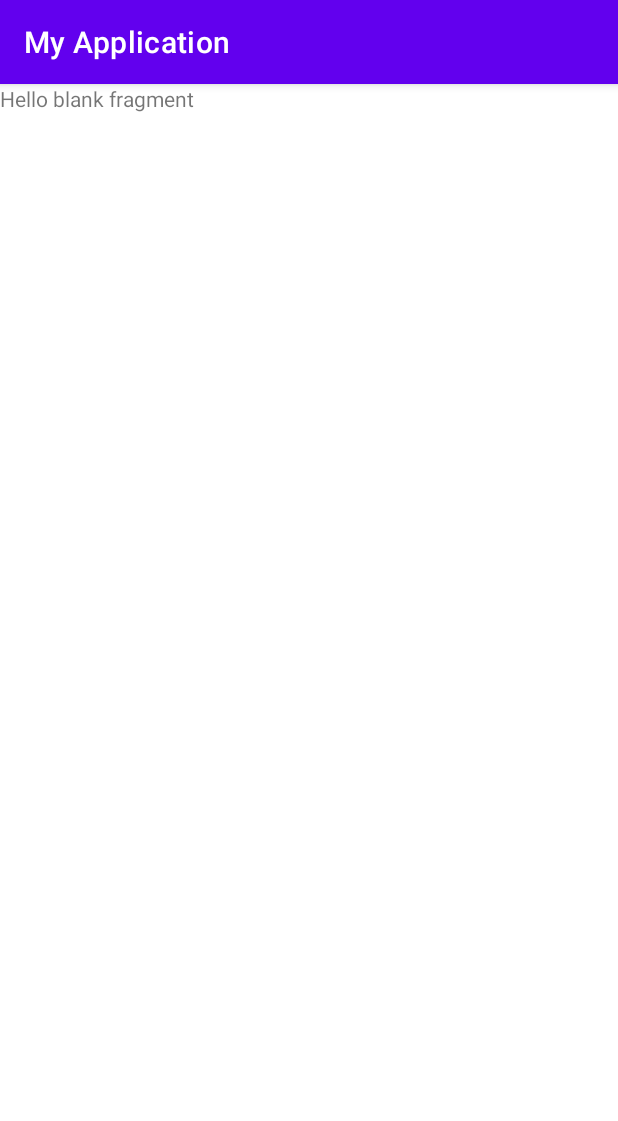
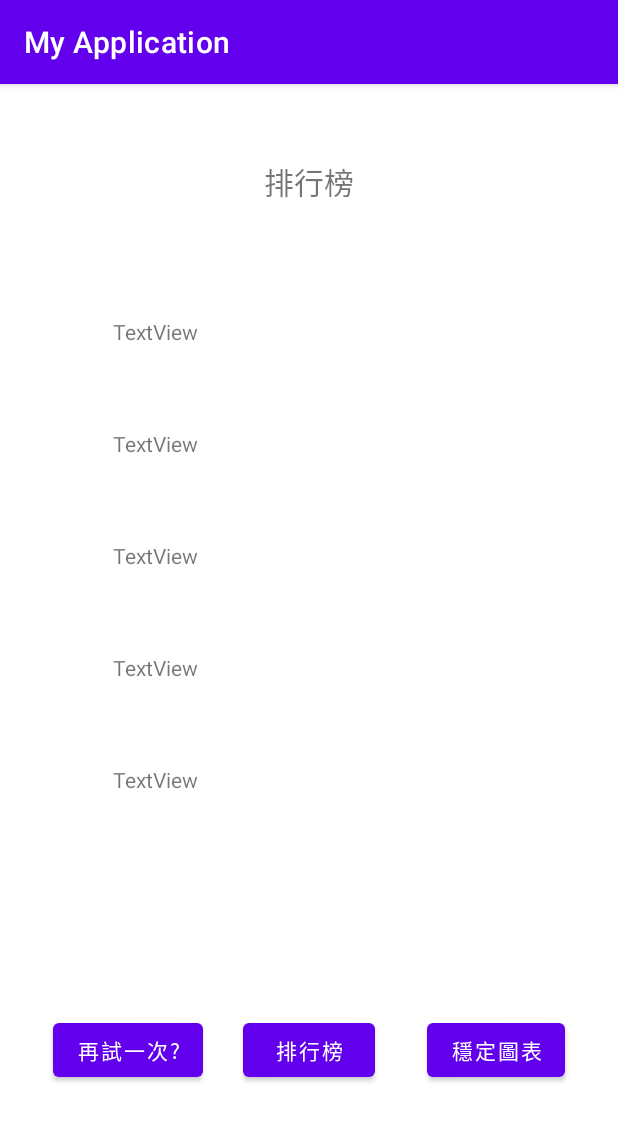
Before and after one commit to roger3691/Android_Final_8, an Android app: the fragment Fragment_rank shown on its own in the app's theme, on a phone screen of 412 x 824 dp. Shown: the top 1121 px of the screen. Run offline under Robolectric (Android 15) with nearby library versions, the phone set to English and light mode, and no system bars.

Commit message:
切換應該

```diff
--- a/app/src/main/java/com/example/myapplication/MainActivity.kt
+++ b/app/src/main/java/com/example/myapplication/MainActivity.kt
@@ -11,6 +11,8 @@ import android.view.ViewGroup
 import android.widget.Button
 import android.widget.TextView
 import androidx.appcompat.app.AppCompatActivity
+import androidx.fragment.app.FragmentManager
+import com.example.myapplication.fragment.Fragment_chart
 
 
 class MainActivity : AppCompatActivity(),SensorEventListener{
@@ -19,9 +21,12 @@ class MainActivity : AppCompatActivity(),SensorEventListener{
     private lateinit var text:TextView
     private lateinit var sensorManager:SensorManager
     private lateinit var mySensor:Sensor
+
     override fun onCreate(savedInstanceState: Bundle?) {
         super.onCreate(savedInstanceState)
         setContentView(R.layout.activity_main)
+
+
 
         btn = findViewById(R.id.btn1)
         btnStart = findViewById(R.id.btn2)
--- a/app/src/main/java/com/example/myapplication/Fragment_rank.kt
+++ b/app/src/main/java/com/example/myapplication/fragment/Fragment_rank.kt
@@ -1,10 +1,12 @@
-package com.example.myapplication
+package com.example.myapplication.fragment
 
 import android.os.Bundle
 import androidx.fragment.app.Fragment
 import android.view.LayoutInflater
 import android.view.View
 import android.view.ViewGroup
+import android.widget.Button
+import com.example.myapplication.R
 
 // TODO: Rename parameter arguments, choose names that match
 // the fragment initialization parameters, e.g. ARG_ITEM_NUMBER
@@ -13,7 +15,7 @@ private const val ARG_PARAM2 = "param2"
 
 /**
  * A simple [Fragment] subclass.
- * Use the [Fragment_rank.newInstance] factory method to
+ * Use the [BlankFragment.newInstance] factory method tob
  * create an instance of this fragment.
  */
 class Fragment_rank : Fragment() {
@@ -37,6 +39,16 @@ class Fragment_rank : Fragment() {
         return inflater.inflate(R.layout.fragment_rank, container, false)
     }
 
+    override fun onViewCreated(view: View, savedInstanceState: Bundle?) {
+        super.onViewCreated(view, savedInstanceState)
+        val switchchart=view.findViewById<Button>(R.id.chart)
+        switchchart.setOnClickListener{
+            parentFragmentManager.popBackStack()
+
+
+
+        }
+    }
     companion object {
         /**
          * Use this factory method to create a new instance of
@@ -44,7 +56,7 @@ class Fragment_rank : Fragment() {
          *
          * @param param1 Parameter 1.
          * @param param2 Parameter 2.
-         * @return A new instance of fragment Fragment_rank.
+         * @return A new instance of fragment BlankFragment.
          */
         // TODO: Rename and change types and number of parameters
         @JvmStatic
--- a/app/src/main/res/layout/fragment_rank.xml
+++ b/app/src/main/res/layout/fragment_rank.xml
@@ -1,14 +1,104 @@
 <?xml version="1.0" encoding="utf-8"?>
-<FrameLayout xmlns:android="http://schemas.android.com/apk/res/android"
+<androidx.constraintlayout.widget.ConstraintLayout xmlns:android="http://schemas.android.com/apk/res/android"
+    xmlns:app="http://schemas.android.com/apk/res-auto"
     xmlns:tools="http://schemas.android.com/tools"
     android:layout_width="match_parent"
     android:layout_height="match_parent"
-    tools:context=".Fragment_rank">
+    tools:context=".fragment.Fragment_rank">
 
-    <!-- TODO: Update blank fragment layout -->
+    <Button
+        android:id="@+id/button6"
+        android:layout_width="wrap_content"
+        android:layout_height="wrap_content"
+        android:layout_marginStart="35dp"
+        android:layout_marginEnd="35dp"
+        android:layout_marginBottom="100dp"
+        android:text="排行榜"
+        app:layout_constraintBottom_toBottomOf="parent"
+        app:layout_constraintEnd_toEndOf="parent"
+        app:layout_constraintStart_toStartOf="parent" />
+
     <TextView
-        android:layout_width="match_parent"
-        android:layout_height="match_parent"
-        android:text="@string/hello_blank_fragment" />
+        android:id="@+id/textView3"
+        android:layout_width="wrap_content"
+        android:layout_height="wrap_content"
+        android:layout_marginStart="170dp"
+        android:layout_marginTop="50dp"
+        android:layout_marginEnd="170dp"
+        android:text="排行榜"
+        android:textSize="20sp"
+        app:layout_constraintEnd_toEndOf="parent"
+        app:layout_constraintStart_toStartOf="parent"
+        app:layout_constraintTop_toTopOf="parent" />
 
-</FrameLayout>
+    <Button
+        android:id="@+id/chart"
+        android:layout_width="wrap_content"
+        android:layout_height="wrap_content"
+        android:layout_marginEnd="35dp"
+        android:layout_marginBottom="100dp"
+        android:text="穩定圖表"
+        app:layout_constraintBottom_toBottomOf="parent"
+        app:layout_constraintEnd_toEndOf="parent" />
+
+    <Button
+        android:id="@+id/button5"
+        android:layout_width="wrap_content"
+        android:layout_height="wrap_content"
+        android:layout_marginStart="35dp"
+        android:layout_marginBottom="100dp"
+        android:text="再試一次?"
+        app:layout_constraintBottom_toBottomOf="parent"
+        app:layout_constraintStart_toStartOf="parent" />
+
+    <TextView
+        android:id="@+id/textView4"
+        android:layout_width="wrap_content"
+        android:layout_height="wrap_content"
+        android:layout_marginStart="75dp"
+        android:layout_marginTop="155dp"
+        android:text="TextView"
+        app:layout_constraintStart_toStartOf="parent"
+        app:layout_constraintTop_toTopOf="parent" />
+
+    <TextView
+        android:id="@+id/textView5"
+        android:layout_width="wrap_content"
+        android:layout_height="wrap_content"
+        android:layout_marginStart="75dp"
+        android:layout_marginTop="55dp"
+        android:text="TextView"
+        app:layout_constraintStart_toStartOf="parent"
+        app:layout_constraintTop_toBottomOf="@+id/textView4" />
+
+    <TextView
+        android:id="@+id/textView6"
+        android:layout_width="wrap_content"
+        android:layout_height="wrap_content"
+        android:layout_marginStart="75dp"
+        android:layout_marginTop="55dp"
+        android:text="TextView"
+        app:layout_constraintStart_toStartOf="parent"
+        app:layout_constraintTop_toBottomOf="@+id/textView5" />
+
+    <TextView
+        android:id="@+id/textView7"
+        android:layout_width="wrap_content"
+        android:layout_height="wrap_content"
+        android:layout_marginStart="75dp"
+        android:layout_marginTop="55dp"
+        android:text="TextView"
+        app:layout_constraintStart_toStartOf="parent"
+        app:layout_constraintTop_toBottomOf="@+id/textView6" />
+
+    <TextView
+        android:id="@+id/textView8"
+        android:layout_width="wrap_content"
+        android:layout_height="wrap_content"
+        android:layout_marginStart="75dp"
+        android:layout_marginTop="55dp"
+        android:text="TextView"
+        app:layout_constraintStart_toStartOf="parent"
+        app:layout_constraintTop_toBottomOf="@+id/textView7" />
+
+</androidx.constraintlayout.widget.ConstraintLayout>
```
Also changed, not shown: app/src/main/java/com/example/myapplication/fragment/Fragment_chart.kt (renamed from app/src/main/java/com/example/myapplication/Fragment_chart.kt, +17 -3 lines), app/src/main/res/layout/activity_main.xml (+8 -0 lines), app/src/main/res/layout/fragment_chart.xml (+47 -7 lines).
